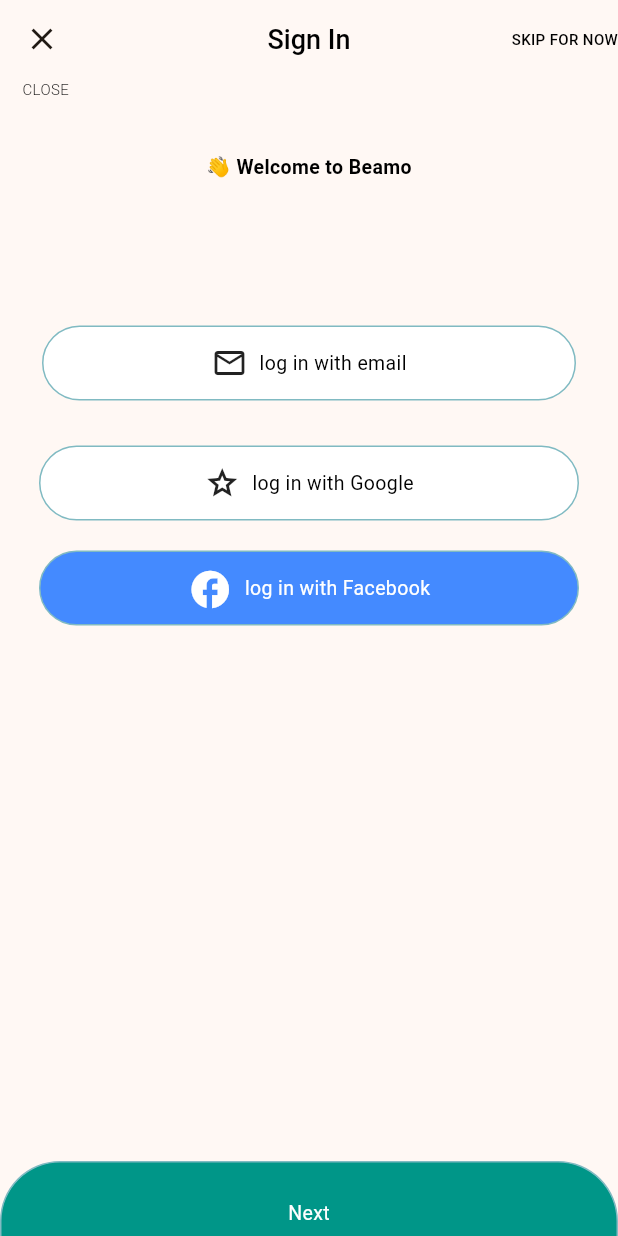
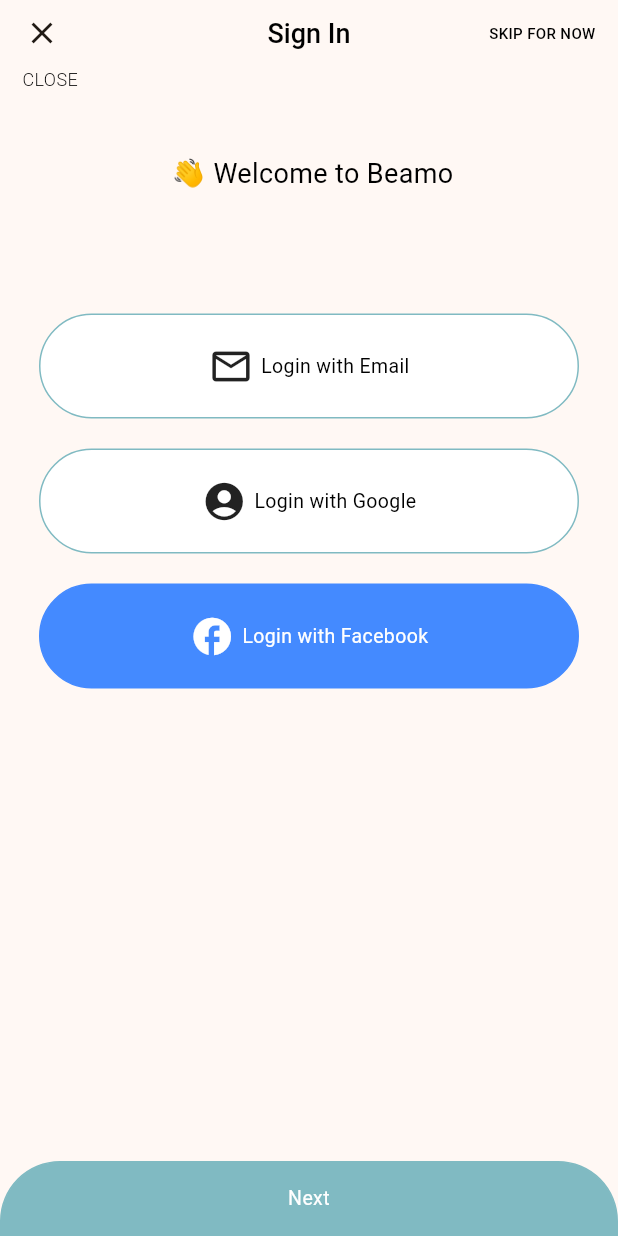
Before and after one commit to mik284/login_splashscreen, a Flutter app: the screen it shows after launch, on a phone screen of 412 x 824 dp. Run offline on Flutter 3.47's test engine with Material 3 defaults, Android fonts, the phone set to English and light mode, and no system bars; our stand-ins replace get, google_fonts; Roboto replaces fonts that are missing (Montserrat).

Commit message:
updated body add bottomnav

```diff
--- a/lib/main.dart
+++ b/lib/main.dart
@@ -1,5 +1,6 @@
 import 'package:flutter/material.dart';
 import 'package:loginui/pages/loginpage.dart';
+import 'package:loginui/pages/loginui_revamp.dart';
 
 void main() {
   runApp(const MyApp());
@@ -17,7 +18,7 @@ class MyApp extends StatelessWidget {
         colorScheme: ColorScheme.fromSeed(seedColor: Colors.orangeAccent),
         useMaterial3: true,
       ),
-      home: const LoginPage(),
+      home: const LoginUi(),
       // home: const MyHomePage(title: 'Flutter Demo Home Page'),
     );
   }
--- a/lib/pages/loginui_revamp.dart
+++ b/lib/pages/loginui_revamp.dart
@@ -1,5 +1,6 @@
 import 'package:flutter/cupertino.dart';
 import 'package:flutter/material.dart';
+import 'package:loginui/widgets/buttonwidget.dart';
 
 import '../widgets/textwidget.dart';
 
@@ -8,11 +9,36 @@ class LoginUi extends StatelessWidget {
 
   @override
   Widget build(BuildContext context) {
+    List mylist = [
+      {
+        "img": const SizedBox(),
+        "title": "👋 Welcome to Beamo",
+        "color": Colors.transparent
+      },
+      {
+        "img": const Icon(Icons.mail_outline, size: 30),
+        "title": "Login with Email",
+        "color": Colors.white
+      },
+      {
+        "img": const Icon(Icons.account_circle, size: 30),
+        "title": "Login with Google",
+        "color": Colors.white
+      },
+      {
+        "img": const Icon(
+          Icons.facebook,
+          color: Colors.white, size: 30,
+        ),
+        "title": "Login with Facebook",
+        "color": Colors.blueAccent
+      },
+    ];
     return Scaffold(
       appBar: AppBar(
         leading: const CloseButtonIcon(),
         bottom: const PreferredSize(
-            preferredSize: Size(30, 10),
+            preferredSize: Size(30, 5),
             child: Align(
               alignment: Alignment.centerLeft,
               child: Padding(
@@ -23,7 +49,7 @@ class LoginUi extends StatelessWidget {
                     align: TextAlign.center,
                     family: "Montserrat",
                     weight: FontWeight.w300,
-                    size: 10),
+                    size: 12),
               ),
             )),
         title: const TextWidget(
@@ -35,16 +61,68 @@ class LoginUi extends StatelessWidget {
             size: 18),
         centerTitle: true,
         actions: const [
-          TextWidget(
+          Padding(
+            padding: EdgeInsets.only(right: 15.0),
+            child: TextWidget(
                 text: 'SKIP FOR NOW',
                 color: Colors.black,
                 align: TextAlign.center,
                 family: "Montserrat",
                 weight: FontWeight.w500,
                 size: 10),
+          ),
         ],
       ),
-      body: ,
+      body: ListView.builder(
+          itemCount: mylist.length,
+          itemBuilder: (context, index) {
+            final item = mylist[index];
+            return Column(
+              children: [
+                const SizedBox(
+                  height: 20,
+                ),
+                Padding(
+                  padding: EdgeInsets.only(bottom: index == 0 ? 38.0 : 0),
+                  child: ButtonWidget(
+                      color: item['color'],
+                      currentview: index == 0 || index == 3 ? "welcome-text" : "",
+                      width: 360,
+                      height: 70,
+                      radius: 50,
+                      widget: Row(
+                        mainAxisAlignment: MainAxisAlignment.center,
+                        children: [
+                          item["img"] as Widget,
+                          const SizedBox(
+                            width: 5,
+                          ),
+                          TextWidget(
+                              text: item['title'],
+                              color: index == 3 ? Colors.white : Colors.black,
+                              family: "Montserrat",
+                              size: index == 0 ? 18 : 13,
+                              weight: FontWeight.w400,
+                              align: TextAlign.center),
+                        ],
+                      )),
+                )
+              ],
+            );
+          }),
+      bottomNavigationBar: const ButtonWidget(
+          color: Color(0xff80bac2),
+          width: 360,
+          height: 50,
+          radius: 40,
+          currentview: "bottom",
+          widget: TextWidget(
+              text: "Next",
+              color: Colors.white,
+              family: "Montserrat",
+              size: 13,
+              weight: FontWeight.w400,
+              align: TextAlign.center)),
     );
   }
 }
```
Also changed, not shown: 1 other file. Lines whose indentation alone changed are shown as unchanged.
